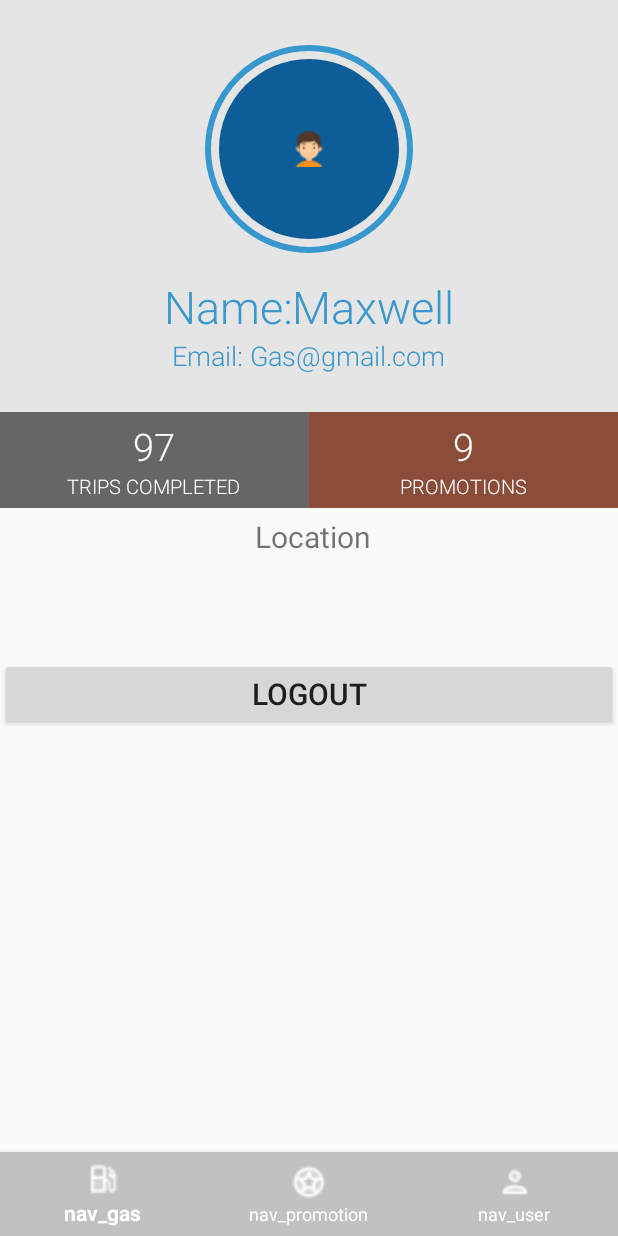
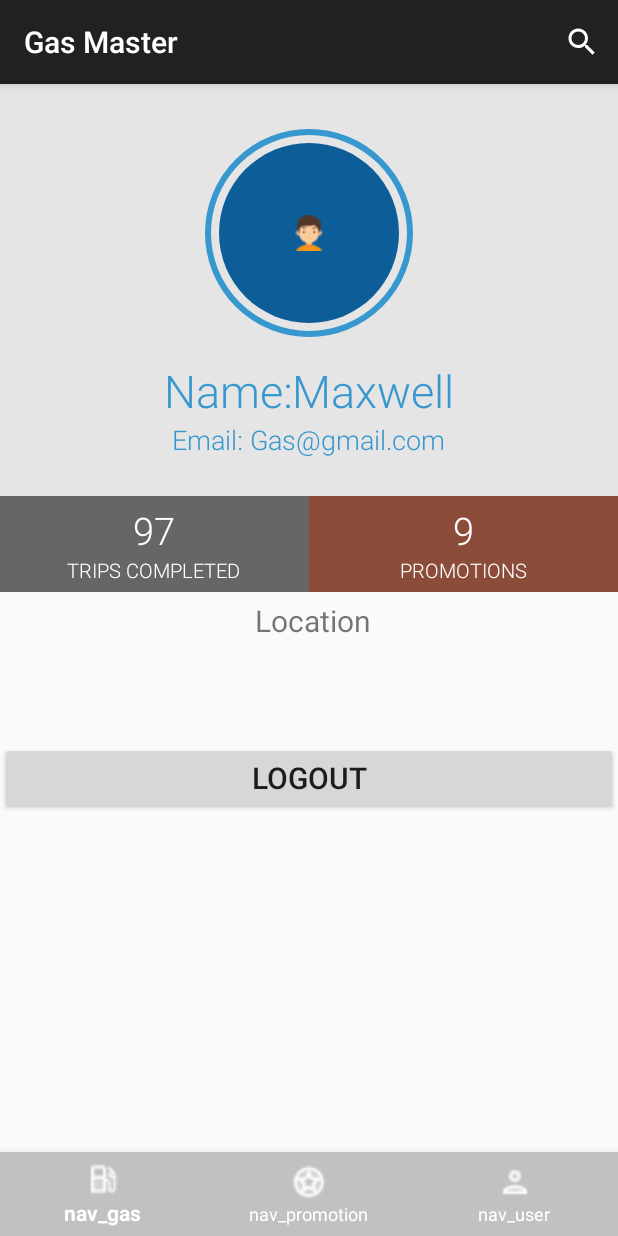
Before and after one commit to wpeng006/GasMaster, an Android app: the fragment UserFragment placed in its activity, on a phone screen of 412 x 824 dp. Run offline under Robolectric (Android 15) with nearby library versions, the phone set to English and light mode, and no system bars; our stand-ins replace ButterKnife; libraries missing offline, so code that uses them is left out: com.google.maps.android.

Commit message:
connect AWS gas master url and search bar

```diff
--- a/app/src/main/java/com/laioffer/GasMaster/Config/Config.java
+++ b/app/src/main/java/com/laioffer/GasMaster/Config/Config.java
@@ -3,6 +3,6 @@ package com.laioffer.GasMaster.Config;
 import com.laioffer.GasMaster.Model.User;
 
 public class Config {
-  public static final String GAS_MASTER_URL = "http://10.0.2.2:8080/GasMaster/";
+  public static final String GAS_MASTER_URL = "http://54.153.77.205/GasMasterBackend/";
   public static User currentUser = null;
 }
--- a/app/src/main/java/com/laioffer/GasMaster/MainActivity.java
+++ b/app/src/main/java/com/laioffer/GasMaster/MainActivity.java
@@ -2,9 +2,13 @@ package com.laioffer.GasMaster;
 
 import android.content.Intent;
 import android.os.Bundle;
+import android.util.Log;
+import android.view.Menu;
+import android.view.MenuInflater;
 import android.view.MenuItem;
 import androidx.annotation.NonNull;
 import androidx.appcompat.app.AppCompatActivity;
+import androidx.appcompat.widget.SearchView;
 import androidx.fragment.app.Fragment;
 import androidx.fragment.app.FragmentTransaction;
 import com.laioffer.GasMaster.GasFragment;
@@ -13,7 +17,7 @@ import com.laioffer.GasMaster.UserFragment;
 import com.google.android.material.bottomnavigation.BottomNavigationView;
 import com.laioffer.GasMaster.R;
 
-public class MainActivity extends AppCompatActivity {
+public class MainActivity extends AppCompatActivity implements SearchView.OnQueryTextListener {
   BottomNavigationView bottomNavigation;
   @Override
   protected void onCreate(Bundle savedInstanceState) {
@@ -32,6 +36,17 @@ public class MainActivity extends AppCompatActivity {
     transaction.addToBackStack(null);
     transaction.commit();
   }
+
+  @Override
+  public boolean onCreateOptionsMenu(Menu menu) {
+    MenuInflater inflater = getMenuInflater();
+    inflater.inflate(R.menu.action_bar_menu, menu);
+    SearchView searchView = (SearchView) menu.findItem(R.id.search).getActionView();
+
+    searchView.setOnQueryTextListener(this);
+    return super.onCreateOptionsMenu(menu);
+  }
+
   BottomNavigationView.OnNavigationItemSelectedListener navigationItemSelectedListener =
           new BottomNavigationView.OnNavigationItemSelectedListener() {
             @Override
@@ -50,4 +65,33 @@ public class MainActivity extends AppCompatActivity {
               return false;
             }
           };
+
+  /**
+   * Called when the user submits the query. This could be due to a key press on the
+   * keyboard or due to pressing a submit button.
+   * The listener can override the standard behavior by returning true
+   * to indicate that it has handled the submit request. Otherwise return false to
+   * let the SearchView handle the submission by launching any associated intent.
+   *
+   * @param query the query text that is to be submitted
+   * @return true if the query has been handled by the listener, false to let the
+   * SearchView perform the default action.
+   */
+  @Override
+  public boolean onQueryTextSubmit(String query) {
+    Log.e("Search View", "Called");
+    return false;
+  }
+
+  /**
+   * Called when the query text is changed by the user.
+   *
+   * @param newText the new content of the query text field.
+   * @return false if the SearchView should perform the default action of showing any
+   * suggestions if available, true if the action was handled by the listener.
+   */
+  @Override
+  public boolean onQueryTextChange(String newText) {
+    return false;
+  }
 }
--- a/app/src/main/java/com/laioffer/GasMaster/RouteFragment.java
+++ b/app/src/main/java/com/laioffer/GasMaster/RouteFragment.java
@@ -7,12 +7,15 @@ import android.os.AsyncTask;
 import android.os.Bundle;
 import android.util.Log;
 import android.view.LayoutInflater;
+import android.view.Menu;
+import android.view.MenuInflater;
 import android.view.View;
 import android.view.ViewGroup;
-import android.widget.SearchView;
+
 import android.widget.Toast;
 
 import androidx.annotation.Nullable;
+import androidx.appcompat.widget.SearchView;
 import androidx.fragment.app.Fragment;
 
 import com.google.android.gms.maps.CameraUpdateFactory;
@@ -51,13 +54,12 @@ import static com.laioffer.GasMaster.Utility.LONG_DIS;
 import static com.laioffer.GasMaster.Utility.SERVICE_URL;
 
 public class RouteFragment extends Fragment implements OnMapReadyCallback,
-        GoogleMap.OnMarkerClickListener,
-        SearchView.OnQueryTextListener {
+        GoogleMap.OnMarkerClickListener, SearchView.OnQueryTextListener {
   private MapView mapView;
   private View view;
 
   private static final int COLOR_BLACK_ARGB = 0xff000000;
-  private static final int POLYLINE_STROKE_WIDTH_PX = 20;
+  private static final int POLYLINE_STROKE_WIDTH_PX = 12;
   private List<LatLng> navRoute;
 
   private String source = "USC";
@@ -81,6 +83,10 @@ public class RouteFragment extends Fragment implements OnMapReadyCallback,
   OkHttpClient client = new OkHttpClient();
   Route route = new Route();
 
+  // Polyline of drawing route
+  private Polyline currentRoute;
+
+  // TAG
   private static final String TAG = "Route Fragment";
 
 
@@ -103,6 +109,7 @@ public class RouteFragment extends Fragment implements OnMapReadyCallback,
       mParam1 = getArguments().getString(ARG_PARAM1);
       mParam2 = getArguments().getString(ARG_PARAM2);
     }
+    setHasOptionsMenu(true);
   }
 
   @Override
@@ -222,32 +229,55 @@ public class RouteFragment extends Fragment implements OnMapReadyCallback,
         startActivity(mapIntent);
       }
     });
+  }
 
-
+  @Override
+  public void onCreateOptionsMenu(Menu menu,MenuInflater inflater) {
+    // Do something that differs the Activity's menu here
+    SearchView searchView = (SearchView) menu.findItem(R.id.search).getActionView();
+    searchView.setOnQueryTextListener(this);
+    super.onCreateOptionsMenu(menu, inflater);
   }
 
   /**
-   * Called when the user submits the query. This could be due to a key press on the keyboard or due to pressing a submit button.
-   * The listener can override the standard behavior by returning true to indicate that it has handled the submit request.
-   * Otherwise return false to let the SearchView handle the submission by launching any associated intent.
-   * @param s
-   * @return boolean to indicate if it is handled by method. If false, SearchView will handle the
-   * submitting by launching associated intent
+   * Called when the user submits the query. This could be due to a key press on the
+   * keyboard or due to pressing a submit button.
+   * The listener can override the standard behavior by returning true
+   * to indicate that it has handled the submit request. Otherwise return false to
+   * let the SearchView handle the submission by launching any associated intent.
+   *
+   * @param query the query text that is to be submitted
+   * @return true if the query has been handled by the listener, false to let the
+   * SearchView perform the default action.
    */
   @Override
-  public boolean onQueryTextSubmit(String s) {
-    dest = s;
+  public boolean onQueryTextSubmit(String query) {
+    Log.e("Search View", "Received a query from search view");
+    dest = query;
     mMap.clear();
-    Log.e(TAG, "dest is now " + s);
+    currentRoute.remove();
+//    DownloadTask downloadTask = new DownloadTask();
+//
+//    Log.e("Background Task", "Start to download route.");
+//    downloadTask.execute(Utils.getDirectionUrl(source, dest));
+//
+//    // Click a marker and then show nearby stations or draw new route.
+//    mMap.setOnMarkerClickListener(this);
+//    Log.e("Task", "Listen on marker.");
     return true;
   }
 
+  /**
+   * Called when the query text is changed by the user.
+   *
+   * @param newText the new content of the query text field.
+   * @return false if the SearchView should perform the default action of showing any
+   * suggestions if available, true if the action was handled by the listener.
+   */
   @Override
-  public boolean onQueryTextChange(String s) {
+  public boolean onQueryTextChange(String newText) {
     return false;
   }
-
-
 
   private class DownloadTask extends AsyncTask<String, Void, String> {
 
@@ -387,6 +417,7 @@ public class RouteFragment extends Fragment implements OnMapReadyCallback,
     PolylineOptions options = new PolylineOptions().clickable(false);
     options.addAll(input);
     Polyline polyline = mMap.addPolyline(options);
+    currentRoute = polyline;
     polyline.setColor(COLOR_BLACK_ARGB);
     polyline.setWidth(POLYLINE_STROKE_WIDTH_PX);
     Log.d("Success", "drawRoute executed");
--- a/app/src/main/java/com/laioffer/GasMaster/UserFragment.java
+++ b/app/src/main/java/com/laioffer/GasMaster/UserFragment.java
@@ -22,6 +22,13 @@ public class UserFragment extends Fragment {
     // TODO: Rename and change types of parameters
     private String mParam1;
     private String mParam2;
+    private User usr = new User.UserBuilder()
+      .email("unknown@gmail.com")
+      .firstName("Joseph")
+      .fullName("Joestar")
+      .build();
+
+
 
     @BindView(R.id.btn_logout)
     Button _logoutButton;
--- /dev/null
+++ b/app/src/main/res/drawable/ic_search_black_24dp.xml
@@ -0,0 +1,5 @@
+<vector android:height="24dp" android:tint="#FFFFFF"
+    android:viewportHeight="24.0" android:viewportWidth="24.0"
+    android:width="24dp" xmlns:android="http://schemas.android.com/apk/res/android">
+    <path android:fillColor="#FF000000" android:pathData="M15.5,14h-0.79l-0.28,-0.27C15.41,12.59 16,11.11 16,9.5 16,5.91 13.09,3 9.5,3S3,5.91 3,9.5 5.91,16 9.5,16c1.61,0 3.09,-0.59 4.23,-1.57l0.27,0.28v0.79l5,4.99L20.49,19l-4.99,-5zM9.5,14C7.01,14 5,11.99 5,9.5S7.01,5 9.5,5 14,7.01 14,9.5 11.99,14 9.5,14z"/>
+</vector>
--- /dev/null
+++ b/app/src/main/res/menu/action_bar_menu.xml
@@ -0,0 +1,11 @@
+<?xml version="1.0" encoding="utf-8"?>
+<menu xmlns:app="http://schemas.android.com/apk/res-auto"
+    xmlns:android="http://schemas.android.com/apk/res/android">
+    <item android:id="@+id/search"
+        android:title="@string/search_title"
+
+        android:icon="@drawable/ic_search_black_24dp"
+        android:iconTint="@color/white"
+        app:showAsAction="collapseActionView|ifRoom|withText"
+        app:actionViewClass="androidx.appcompat.widget.SearchView" />
+</menu>
--- a/app/src/main/res/values/strings.xml
+++ b/app/src/main/res/values/strings.xml
@@ -7,5 +7,5 @@
     <string name="nav_promotion">nav_promotion</string>
     <string name="nav_gas">nav_gas</string>
     <string name="nav_user">nav_user</string>
-    <string name="search_placeholder">Where to go</string>
+    <string name="search_title">Where to go</string>
 </resources>
--- a/app/src/main/res/values/styles.xml
+++ b/app/src/main/res/values/styles.xml
@@ -1,7 +1,7 @@
 <resources>
 
     <!-- Base application theme. -->
-    <style name="AppTheme" parent="Theme.AppCompat.Light.NoActionBar">
+    <style name="AppTheme" parent="Theme.AppCompat.Light.DarkActionBar">
         <!-- Customize your theme here. -->
     </style>
 
```
Also changed, not shown: app/src/main/java/com/laioffer/GasMaster/Model/User.java (+12 -0 lines), app/src/main/java/com/laioffer/GasMaster/Network/BackEndConnection.java (+4 -3 lines), app/src/main/java/com/laioffer/GasMaster/Utils.java (+15 -0 lines), app/src/main/res/layout/fragment_route.xml (+28 -27 lines).
